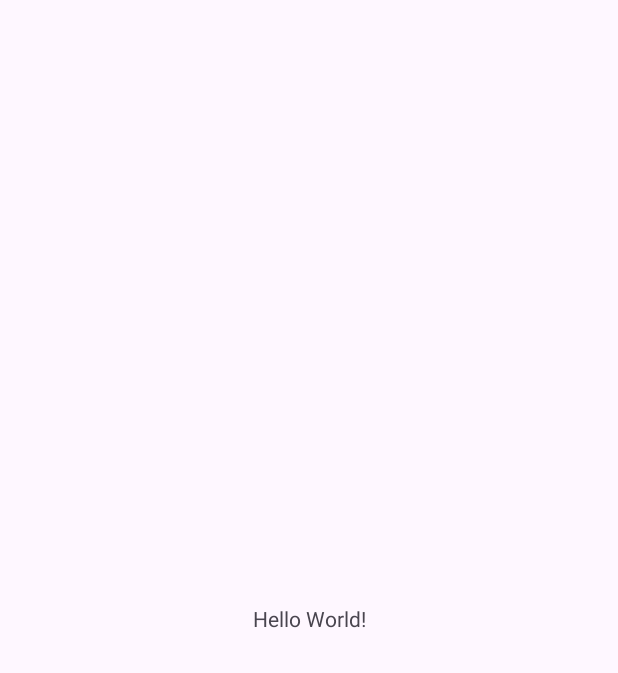
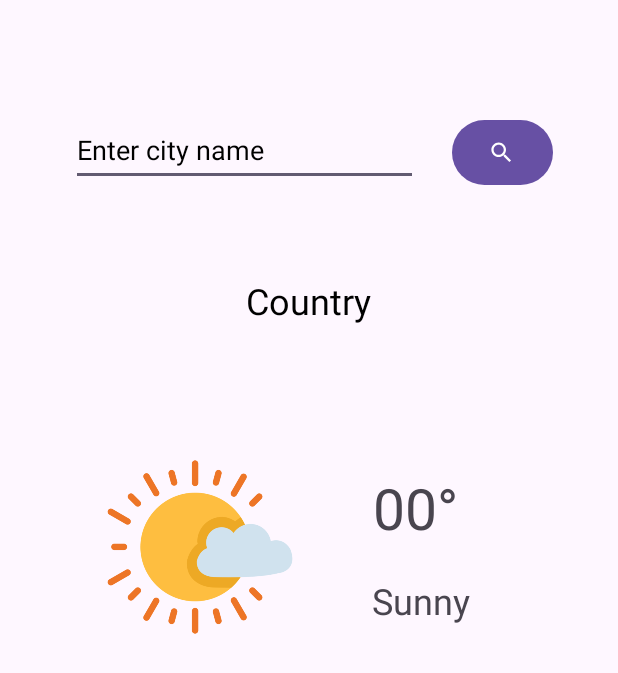
Before and after one commit to NenLoop/WeatherVolley, an Android app: the screen it shows after launch (MainActivity), on a phone screen of 412 x 824 dp. Before the commit the part shown is almost empty. Shown: the top 673 px of the screen. Run offline under Robolectric (Android 15) with nearby library versions, the phone set to English and light mode, and no system bars; our stand-ins replace Picasso, Volley; pictures from the network do not load.

Commit message:
volley api and layout ui added

```diff
--- a/app/src/main/AndroidManifest.xml
+++ b/app/src/main/AndroidManifest.xml
@@ -2,6 +2,7 @@
 <manifest xmlns:android="http://schemas.android.com/apk/res/android"
     xmlns:tools="http://schemas.android.com/tools">
 
+    <uses-permission android:name="android.permission.INTERNET"/>
     <application
         android:allowBackup="true"
         android:dataExtractionRules="@xml/data_extraction_rules"
--- a/app/src/main/java/com/example/volleylibrary/MainActivity.java
+++ b/app/src/main/java/com/example/volleylibrary/MainActivity.java
@@ -1,6 +1,11 @@
 package com.example.volleylibrary;
 
 import android.os.Bundle;
+import android.view.View;
+import android.widget.Button;
+import android.widget.EditText;
+import android.widget.ImageView;
+import android.widget.TextView;
 
 import androidx.activity.EdgeToEdge;
 import androidx.appcompat.app.AppCompatActivity;
@@ -8,7 +13,23 @@ import androidx.core.graphics.Insets;
 import androidx.core.view.ViewCompat;
 import androidx.core.view.WindowInsetsCompat;
 
+import com.android.volley.Request;
+import com.android.volley.RequestQueue;
+import com.android.volley.Response;
+import com.android.volley.VolleyError;
+import com.android.volley.toolbox.JsonObjectRequest;
+import com.android.volley.toolbox.Volley;
+import com.squareup.picasso.Picasso;
+
+import org.json.JSONException;
+import org.json.JSONObject;
+
 public class MainActivity extends AppCompatActivity {
+
+    TextView country, tempNum, wCondition;
+    Button button;
+    EditText inputText;
+    ImageView weatherImage;
 
     @Override
     protected void onCreate(Bundle savedInstanceState) {
@@ -20,5 +41,64 @@ public class MainActivity extends AppCompatActivity {
             v.setPadding(systemBars.left, systemBars.top, systemBars.right, systemBars.bottom);
             return insets;
         });
+        inputText = findViewById(R.id.cityInput);
+        country = findViewById(R.id.countryName);
+        tempNum = findViewById(R.id.temp);
+        weatherImage = findViewById(R.id.imageView);
+        wCondition = findViewById(R.id.condition);
+
+        button = findViewById(R.id.btn);
+
+        button.setOnClickListener(new View.OnClickListener() {
+            @Override
+            public void onClick(View view) {
+                String city = inputText.getText().toString().trim();
+
+                fetchData(city);
+            }
+        });
     }
+    private void fetchData(String city) {
+        String API_KEY = BuildConfig.WEATHER_API;
+        String url = "https://api.weatherapi.com/v1/current.json?key=" + API_KEY + "&q="+city + "&aqi=no";
+
+        RequestQueue requestQueue = Volley.newRequestQueue(this);
+
+        JsonObjectRequest jsonRequest = new JsonObjectRequest(Request.Method.GET, url, null,
+                new Response.Listener<JSONObject>() {
+                    @Override
+                    public void onResponse(JSONObject response) {
+                        try {
+                            JSONObject location = response.getJSONObject("location");
+                            JSONObject current = response.getJSONObject("current");
+                            JSONObject condition = current.getJSONObject("condition");
+
+                            String countryFetch = location.getString("country");
+                            String temp = current.getString("temp_c");
+                            String condition_text = condition.getString("text");
+                            String imageUrl = condition.getString("icon");
+
+                            country.setText(countryFetch);
+                            tempNum.setText(temp + "°");
+                            wCondition.setText(condition_text);
+
+                            Picasso.get().load("https:" + imageUrl).resize(64, 64).centerCrop().into(weatherImage);
+
+                        } catch (JSONException e) {
+                            country.setText("Something went wrong here");
+
+                        }
+                    }
+                }, new Response.ErrorListener() {
+            @Override
+            public void onErrorResponse(VolleyError error) {
+                country.setText("Something went wrong");
+
+            }
+        });
+
+        requestQueue.add(jsonRequest);
+
+    }
+
 }
--- /dev/null
+++ b/app/src/main/res/drawable/baseline_search_24.xml
@@ -0,0 +1,5 @@
+<vector xmlns:android="http://schemas.android.com/apk/res/android" android:height="24dp" android:tint="#FFFFFF" android:viewportHeight="24" android:viewportWidth="24" android:width="24dp">
+
+    <path android:fillColor="@android:color/white" android:pathData="M15.5,14h-0.79l-0.28,-0.27C15.41,12.59 16,11.11 16,9.5 16,5.91 13.09,3 9.5,3S3,5.91 3,9.5 5.91,16 9.5,16c1.61,0 3.09,-0.59 4.23,-1.57l0.27,0.28v0.79l5,4.99L20.49,19l-4.99,-5zM9.5,14C7.01,14 5,11.99 5,9.5S7.01,5 9.5,5 14,7.01 14,9.5 11.99,14 9.5,14z"/>
+
+</vector>
--- a/app/src/main/res/layout/activity_main.xml
+++ b/app/src/main/res/layout/activity_main.xml
@@ -7,13 +7,80 @@
     android:layout_height="match_parent"
     tools:context=".MainActivity">
 
+    <Button
+        android:id="@+id/btn"
+        android:layout_width="67dp"
+        android:layout_height="51dp"
+        android:layout_marginTop="76dp"
+        android:text="Search"
+        app:icon="@drawable/baseline_search_24"
+        app:layout_constraintEnd_toEndOf="parent"
+        app:layout_constraintHorizontal_bias="0.348"
+        app:layout_constraintStart_toEndOf="@+id/cityInput"
+        app:layout_constraintTop_toTopOf="parent" />
+
     <TextView
+        android:id="@+id/temp"
         android:layout_width="wrap_content"
         android:layout_height="wrap_content"
-        android:text="Hello World!"
-        app:layout_constraintBottom_toBottomOf="parent"
+        android:layout_marginTop="96dp"
+        android:text="00°"
+        android:textSize="38sp"
         app:layout_constraintEnd_toEndOf="parent"
+        app:layout_constraintHorizontal_bias="0.324"
+        app:layout_constraintStart_toEndOf="@+id/imageView"
+        app:layout_constraintTop_toBottomOf="@+id/countryName" />
+
+    <EditText
+        android:id="@+id/cityInput"
+        android:layout_width="231dp"
+        android:layout_height="48dp"
+        android:layout_marginTop="76dp"
+        android:ems="10"
+        android:hint="Enter city name"
+        android:inputType="text"
+        android:textColorHint="#FF000000"
+        app:layout_constraintEnd_toEndOf="parent"
+        app:layout_constraintHorizontal_bias="0.261"
         app:layout_constraintStart_toStartOf="parent"
         app:layout_constraintTop_toTopOf="parent" />
 
+    <ImageView
+        android:id="@+id/imageView"
+        android:layout_width="128dp"
+        android:layout_height="128dp"
+        android:layout_marginTop="84dp"
+        app:layout_constraintEnd_toEndOf="parent"
+        app:layout_constraintHorizontal_bias="0.243"
+        app:layout_constraintStart_toStartOf="parent"
+        app:layout_constraintTop_toBottomOf="@+id/countryName"
+        app:srcCompat="@drawable/_198743" />
+
+    <TextView
+        android:id="@+id/countryName"
+        android:layout_width="wrap_content"
+        android:layout_height="wrap_content"
+        android:layout_marginTop="60dp"
+        android:text="Country"
+        android:textColor="#FF000000"
+        android:textFontWeight="700"
+        android:textSize="24sp"
+        app:layout_constraintEnd_toEndOf="parent"
+        app:layout_constraintHorizontal_bias="0.501"
+        app:layout_constraintStart_toStartOf="parent"
+        app:layout_constraintTop_toBottomOf="@+id/cityInput" />
+
+    <TextView
+        android:id="@+id/condition"
+        android:layout_width="wrap_content"
+        android:layout_height="wrap_content"
+        android:layout_marginTop="20dp"
+        android:text="Sunny"
+        android:textFontWeight="700"
+        android:textSize="24sp"
+        app:layout_constraintEnd_toEndOf="parent"
+        app:layout_constraintHorizontal_bias="0.34"
+        app:layout_constraintStart_toEndOf="@+id/imageView"
+        app:layout_constraintTop_toBottomOf="@+id/temp" />
+
 </androidx.constraintlayout.widget.ConstraintLayout>
--- a/gradle.properties
+++ b/gradle.properties
@@ -19,3 +19,5 @@ android.useAndroidX=true
 # resources declared in the library itself and none from the library's dependencies,
 # thereby reducing the size of the R class for that library
 android.nonTransitiveRClass=true
+
+WEATHER_API = 76679387b8454af592675053251802
--- a/gradle/libs.versions.toml
+++ b/gradle/libs.versions.toml
@@ -1,4 +1,6 @@
 [versions]
+volley = "1.2.1"
+picasso = "2.71828"
 agp = "8.6.0-beta02"
 junit = "4.13.2"
 junitVersion = "1.2.1"
@@ -9,6 +11,8 @@ activity = "1.10.1"
 constraintlayout = "2.2.1"
 
 [libraries]
+volley = { group = "com.android.volley", name = "volley", version.ref = "volley" }
+picasso = { group = "com.squareup.picasso", name = "picasso", version.ref = "picasso" }
 junit = { group = "junit", name = "junit", version.ref = "junit" }
 ext-junit = { group = "androidx.test.ext", name = "junit", version.ref = "junitVersion" }
 espresso-core = { group = "androidx.test.espresso", name = "espresso-core", version.ref = "espressoCore" }
```
Also changed, not shown: app/build.gradle.kts (+8 -2 lines), app/src/main/res/drawable/_198743.png (added), 1 other file.
